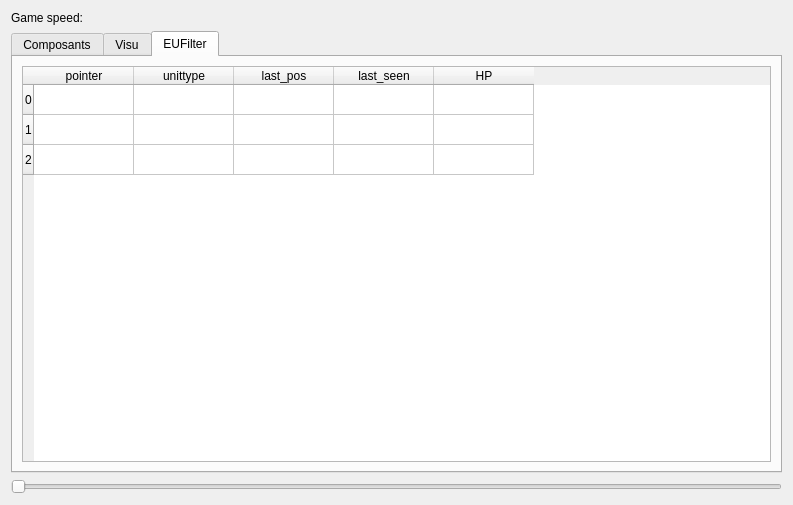
Above: src/AI-Monitor/menuwidget.ui from syhw/BroodwarBotQ before the change. Below: the same form after it.
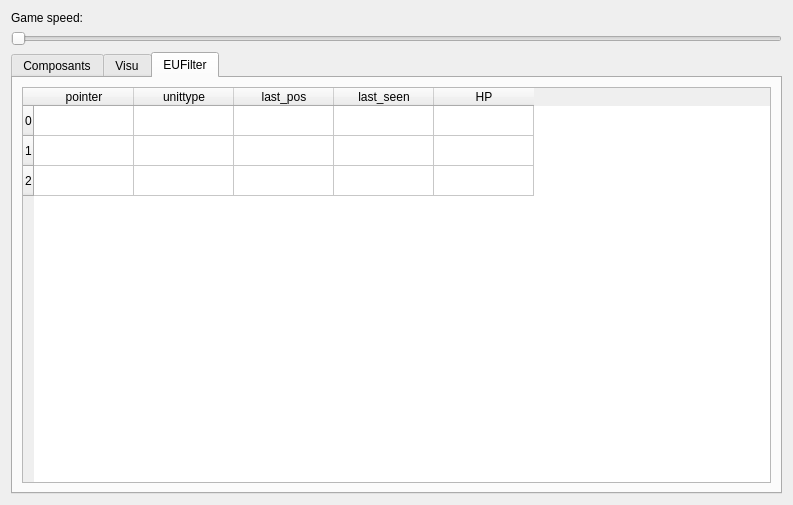
That is the form after the change.

Commit message: Qt speed bar update

```diff
--- a/src/AI-Monitor/menuwidget.ui
+++ b/src/AI-Monitor/menuwidget.ui
@@ -21,6 +21,13 @@
      </property>
     </widget>
    </item>
+   <item>
+    <widget class="QSlider" name="hSlider_gameSpeed">
+     <property name="orientation">
+      <enum>Qt::Horizontal</enum>
+     </property>
+    </widget>
+   </item>
    <item>
     <widget class="QTabWidget" name="tabWidget">
      <property name="currentIndex">
@@ -175,13 +182,6 @@
      </widget>
     </widget>
    </item>
-   <item>
-    <widget class="QSlider" name="hSlider_gameSpeed">
-     <property name="orientation">
-      <enum>Qt::Horizontal</enum>
-     </property>
-    </widget>
-   </item>
   </layout>
  </widget>
  <resources/>
```
The commit also changes 26 other files.
